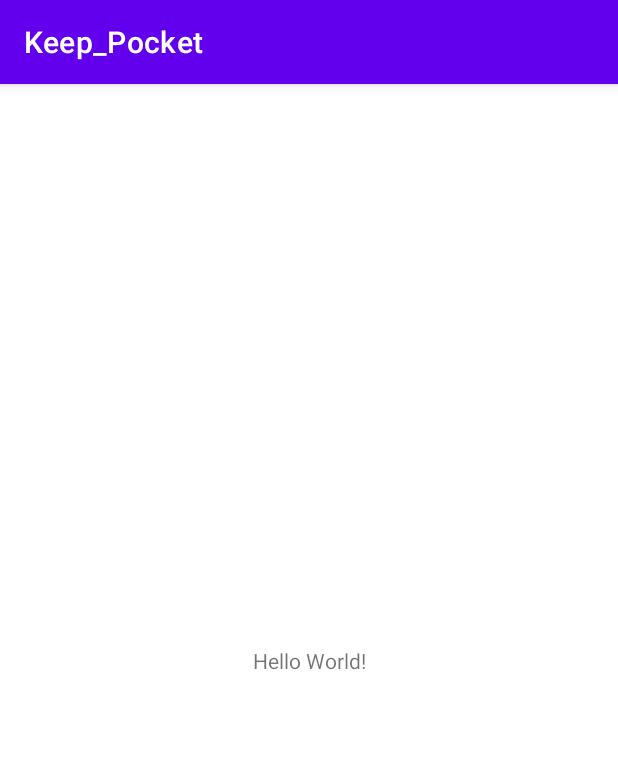
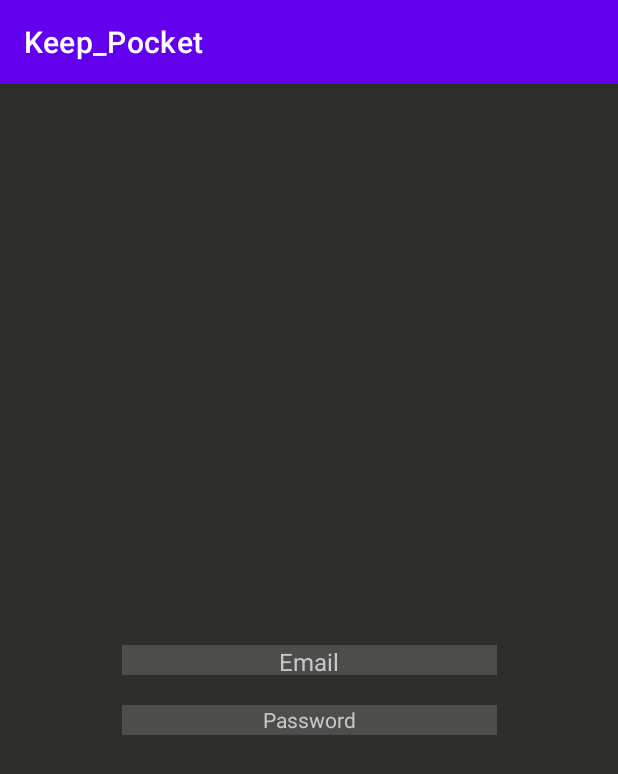
Before and after one commit to BrunoHorta-22541/KeepPocket, an Android app: the screen it shows after launch (MainActivity), on a phone screen of 412 x 824 dp. Shown: the top 774 px of the screen. Run offline under Robolectric (Android 15) with nearby library versions, the phone set to English and light mode, and no system bars.

Commit message:
começos dos layouts e adição das cores

```diff
--- a/Keep_Pocket/app/src/main/res/layout/activity_main.xml
+++ b/Keep_Pocket/app/src/main/res/layout/activity_main.xml
@@ -4,15 +4,35 @@
     xmlns:tools="http://schemas.android.com/tools"
     android:layout_width="match_parent"
     android:layout_height="match_parent"
+    android:background="#2E2E2D"
     tools:context=".MainActivity">
 
     <TextView
-        android:layout_width="wrap_content"
-        android:layout_height="wrap_content"
-        android:text="Hello World!"
+        android:id="@+id/email"
+        android:layout_width="250dp"
+        android:layout_height="20dp"
+        android:background="#4D4D49"
+        android:gravity="center_horizontal"
+        android:hint="Email"
+        android:textColor="@color/white"
+        android:textColorHint="@color/material_dynamic_neutral80"
+        android:textSize="16sp"
         app:layout_constraintBottom_toBottomOf="parent"
-        app:layout_constraintLeft_toLeftOf="parent"
-        app:layout_constraintRight_toRightOf="parent"
+        app:layout_constraintEnd_toEndOf="parent"
+        app:layout_constraintStart_toStartOf="parent"
         app:layout_constraintTop_toTopOf="parent" />
 
+    <TextView
+        android:id="@+id/password"
+        android:layout_width="250dp"
+        android:layout_height="20dp"
+        android:layout_marginTop="20dp"
+        android:background="#4D4D49"
+        android:gravity="center_horizontal"
+        android:hint="Password"
+        android:textColorHint="@color/material_dynamic_neutral80"
+        app:layout_constraintEnd_toEndOf="@+id/email"
+        app:layout_constraintStart_toStartOf="@+id/email"
+        app:layout_constraintTop_toBottomOf="@+id/email" />
+
 </androidx.constraintlayout.widget.ConstraintLayout>
--- a/Keep_Pocket/app/src/main/res/values/colors.xml
+++ b/Keep_Pocket/app/src/main/res/values/colors.xml
@@ -7,4 +7,7 @@
     <color name="teal_700">#FF018786</color>
     <color name="black">#FF000000</color>
     <color name="white">#FFFFFFFF</color>
+    <color name="verde">#90B166</color>
+    <color name="grey_text">#4D4D49</color>
+    <color name="background_color">#2E2E2D</color>
 </resources>
```
